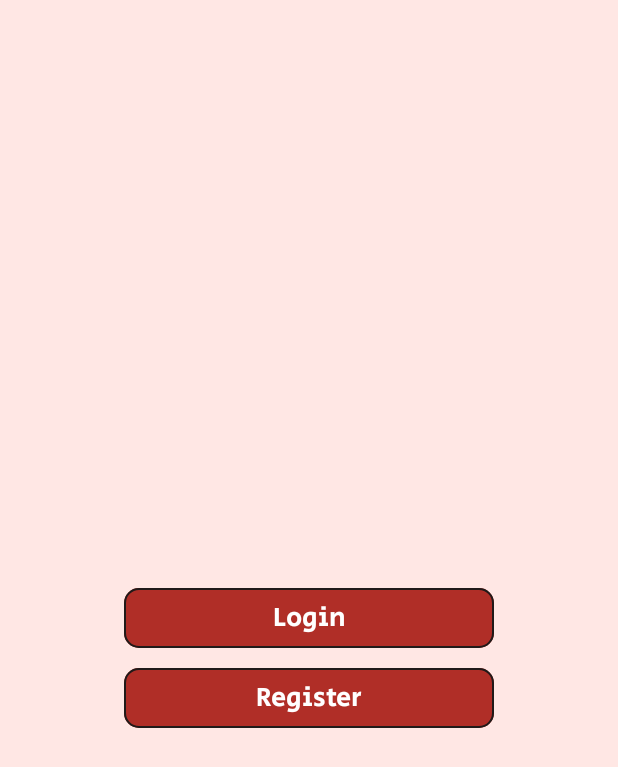
After one commit to melanie-attard/NowShowing, an Android app: the fragment AccountFragment shown on its own in the app's theme, on a phone screen of 412 x 824 dp. The commit adds this screen. Shown: the top 767 px of the screen. Run offline under Robolectric (Android 15) with nearby library versions, the phone set to English and light mode, and no system bars.

Commit message:
Account Fragment layout

```diff
--- a/app/src/main/java/com/nowshowing/MainActivity.java
+++ b/app/src/main/java/com/nowshowing/MainActivity.java
@@ -36,7 +36,7 @@ public class MainActivity extends AppCompatActivity {
         // Passing each menu ID as a set of Ids because each
         // menu should be considered as top level destinations.
         mAppBarConfiguration = new AppBarConfiguration.Builder(
-                R.id.nav_home, R.id.nav_fav, R.id.nav_profile)
+                R.id.nav_home, R.id.nav_fav, R.id.nav_account)
                 .setOpenableLayout(drawer)
                 .build();
         NavController navController = Navigation.findNavController(this, R.id.nav_host_fragment_content_main);
--- a/app/src/main/java/com/nowshowing/SearchResultsActivity.java
+++ b/app/src/main/java/com/nowshowing/SearchResultsActivity.java
@@ -44,10 +44,10 @@ public class SearchResultsActivity extends AppCompatActivity {
         recyclerView.setAdapter(adapter);
         recyclerView.setLayoutManager(new LinearLayoutManager(recyclerView.getContext()));
 
-        Search(query);
+        Search();
     }
 
-    private void Search(String query){
+    private void Search(){
         RestRepository.getInstance().getSearchResults(query).observe(this, this::updateResults);
     }
 
--- /dev/null
+++ b/app/src/main/java/com/nowshowing/ui/AccountFragment.java
@@ -0,0 +1,29 @@
+package com.nowshowing.ui;
+
+import android.os.Bundle;
+import android.view.LayoutInflater;
+import android.view.View;
+import android.view.ViewGroup;
+
+import androidx.annotation.NonNull;
+import androidx.fragment.app.Fragment;
+
+import com.nowshowing.databinding.FragmentAccountBinding;
+
+public class AccountFragment extends Fragment {
+
+    private FragmentAccountBinding binding;
+
+    public View onCreateView(@NonNull LayoutInflater inflater, ViewGroup container, Bundle savedInstanceState) {
+        binding = FragmentAccountBinding.inflate(inflater, container, false);
+        View root = binding.getRoot();
+
+        return root;
+    }
+
+    @Override
+    public void onDestroyView() {
+        super.onDestroyView();
+        binding = null;
+    }
+}
--- /dev/null
+++ b/app/src/main/res/layout/fragment_account.xml
@@ -0,0 +1,43 @@
+<?xml version="1.0" encoding="utf-8"?>
+<androidx.constraintlayout.widget.ConstraintLayout xmlns:android="http://schemas.android.com/apk/res/android"
+    xmlns:app="http://schemas.android.com/apk/res-auto"
+    xmlns:tools="http://schemas.android.com/tools"
+    android:layout_width="match_parent"
+    android:layout_height="match_parent"
+    tools:context=".ui.AccountFragment">
+
+    <Button
+        android:id="@+id/login_btn"
+        android:layout_width="0dp"
+        app:layout_constraintWidth_percent="0.6"
+        android:layout_height="wrap_content"
+        android:contentDescription="@string/login_btn"
+        android:elevation="4dp"
+        android:text="@string/login_btn"
+        android:textAppearance="@style/TextAppearance.AppCompat.Medium"
+        app:cornerRadius="10dp"
+        app:layout_constraintBottom_toBottomOf="parent"
+        app:layout_constraintEnd_toEndOf="parent"
+        app:layout_constraintStart_toStartOf="parent"
+        app:layout_constraintTop_toTopOf="parent"
+        app:strokeColor="@color/md_theme_light_onBackground"
+        app:strokeWidth="1dp" />
+
+    <Button
+        android:id="@+id/register_btn"
+        android:layout_width="0dp"
+        app:layout_constraintWidth_percent="0.6"
+        android:layout_height="wrap_content"
+        android:contentDescription="@string/register_btn"
+        android:elevation="4dp"
+        android:text="@string/register_btn"
+        android:textAppearance="@style/TextAppearance.AppCompat.Medium"
+        app:cornerRadius="10dp"
+        android:layout_marginVertical="5dp"
+        app:layout_constraintEnd_toEndOf="parent"
+        app:layout_constraintStart_toStartOf="parent"
+        app:layout_constraintTop_toBottomOf="@+id/login_btn"
+        app:strokeColor="@color/md_theme_light_onBackground"
+        app:strokeWidth="1dp" />
+
+</androidx.constraintlayout.widget.ConstraintLayout>
--- a/app/src/main/res/layout/fragment_description.xml
+++ b/app/src/main/res/layout/fragment_description.xml
@@ -73,7 +73,9 @@
             android:elevation="3dp"
             android:text="@string/favourite_btn"
             app:layout_constraintEnd_toEndOf="parent"
-            app:layout_constraintTop_toTopOf="@id/status_value" />
+            app:layout_constraintTop_toTopOf="@id/status_value"
+            app:strokeColor="@color/md_theme_light_onBackground"
+            app:strokeWidth="1dp"/>
 
         <TextView
             android:id="@+id/description"
--- a/app/src/main/res/menu/activity_main_drawer.xml
+++ b/app/src/main/res/menu/activity_main_drawer.xml
@@ -13,7 +13,7 @@
             android:icon="@drawable/ic_menu_favourites"
             android:title="@string/menu_item2" />
         <item
-            android:id="@+id/nav_profile"
+            android:id="@+id/nav_account"
             android:icon="@drawable/ic_profile_black"
             android:title="@string/menu_item3" />
     </group>
--- a/app/src/main/res/navigation/mobile_navigation.xml
+++ b/app/src/main/res/navigation/mobile_navigation.xml
@@ -16,7 +16,7 @@
         tools:layout="@layout/fragment_favourites" />
 
     <fragment
-        android:id="@+id/nav_profile"
-        android:name="com.nowshowing.ui.ProfileFragment"
-        tools:layout="@layout/fragment_profile" />
+        android:id="@+id/nav_account"
+        android:name="com.nowshowing.ui.AccountFragment"
+        tools:layout="@layout/fragment_account" />
 </navigation>
--- a/app/src/main/res/values/strings.xml
+++ b/app/src/main/res/values/strings.xml
@@ -9,7 +9,7 @@
 
     <string name="menu_item1">Home</string>
     <string name="menu_item2">Favourites</string>
-    <string name="menu_item3">Profile</string>
+    <string name="menu_item3">Account</string>
     <string name="menu_btn">Log Out</string>
 
     <string name="search_view">Search</string>
@@ -31,4 +31,7 @@
     <string name="ep_count">episodes</string>
 
     <string name="search_result_header">Results for</string>
+
+    <string name="login_btn">Login</string>
+    <string name="register_btn">Register</string>
 </resources>
```
Also changed, not shown: app/src/main/java/com/nowshowing/ui/ProfileFragment.java (deleted, +0 -38 lines), app/src/main/java/com/nowshowing/ui/slideshow/SlideshowViewModel.java (deleted, +0 -19 lines), app/src/main/res/layout/fragment_profile.xml (deleted, +0 -22 lines), app/src/main/java/com/nowshowing/api/RestRepository.java (line endings or trailing spaces).
